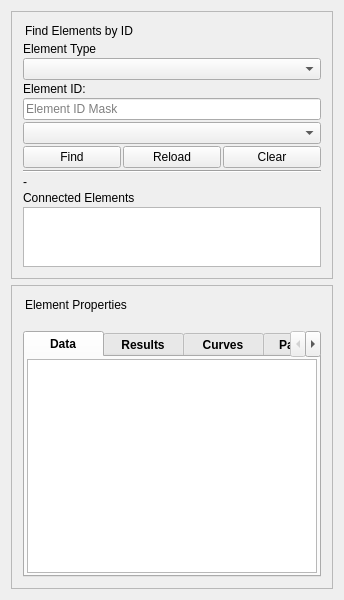
First picture: the form in ui/qgisred_unified_find_properties.ui, repository qgisred/QGISRed, before the edit.
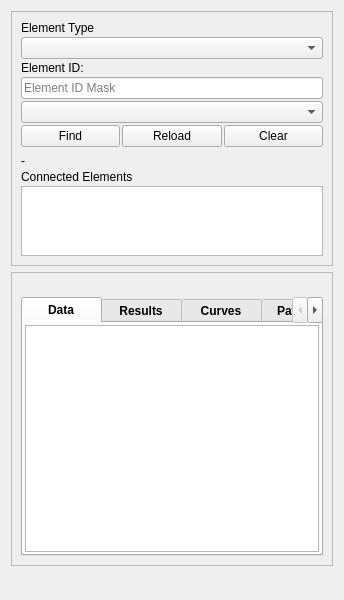
Second picture: the form after the edit.

What changed in the file:
```diff
--- a/ui/qgisred_unified_find_properties.ui
+++ b/ui/qgisred_unified_find_properties.ui
@@ -98,32 +98,7 @@
              <enum>QLayout::SetDefaultConstraint</enum>
             </property>
             <item row="0" column="0">
-             <widget class="QDockWidget" name="findElementsDock">
-              <property name="features">
-               <set>QDockWidget::NoDockWidgetFeatures</set>
-              </property>
-              <property name="windowTitle">
-               <string>Find Elements by ID</string>
-              </property>
-              <widget class="QWidget" name="dockWidgetContents_2">
-               <layout class="QVBoxLayout" name="verticalLayout_4">
-                <property name="spacing">
-                 <number>2</number>
-                </property>
-                <property name="leftMargin">
-                 <number>2</number>
-                </property>
-                <property name="topMargin">
-                 <number>2</number>
-                </property>
-                <property name="rightMargin">
-                 <number>2</number>
-                </property>
-                <property name="bottomMargin">
-                 <number>2</number>
-                </property>
-                <item>
-                 <layout class="QVBoxLayout" name="verticalLayout_5">
+             <layout class="QVBoxLayout" name="findElementsLayout">
                   <property name="spacing">
                    <number>2</number>
                   </property>
@@ -225,6 +200,12 @@
                   </item>
                   <item>
                    <widget class="Line" name="line">
+                <property name="enabled">
+                 <bool>false</bool>
+                </property>
+                <property name="lineWidth">
+                 <number>0</number>
+                </property>
                     <property name="orientation">
                      <enum>Qt::Horizontal</enum>
                     </property>
@@ -276,10 +257,6 @@
                 </item>
                </layout>
               </widget>
-             </widget>
-            </item>
-           </layout>
-          </widget>
          </item>
          <item>
           <widget class="QFrame" name="frameElementProperties">
@@ -291,32 +268,7 @@
            </property>
            <layout class="QGridLayout" name="gridLayout_2">
             <item row="0" column="0">
-             <widget class="QDockWidget" name="elementPropertiesDock">
-              <property name="features">
-               <set>QDockWidget::NoDockWidgetFeatures</set>
-              </property>
-              <property name="windowTitle">
-               <string>Element Properties</string>
-              </property>
-              <widget class="QWidget" name="dockWidgetContents_3">
-               <layout class="QHBoxLayout" name="horizontalLayout">
-                <property name="spacing">
-                 <number>2</number>
-                </property>
-                <property name="leftMargin">
-                 <number>2</number>
-                </property>
-                <property name="topMargin">
-                 <number>2</number>
-                </property>
-                <property name="rightMargin">
-                 <number>2</number>
-                </property>
-                <property name="bottomMargin">
-                 <number>2</number>
-                </property>
-                <item>
-                 <layout class="QVBoxLayout" name="verticalLayout_6">
+             <layout class="QVBoxLayout" name="elementPropertiesLayout">
                   <property name="spacing">
                    <number>2</number>
                   </property>
@@ -540,10 +492,6 @@
                    </widget>
                   </item>
                  </layout>
-                </item>
-               </layout>
-              </widget>
-             </widget>
             </item>
            </layout>
           </widget>
```
Lines whose indentation alone changed are shown as unchanged.
